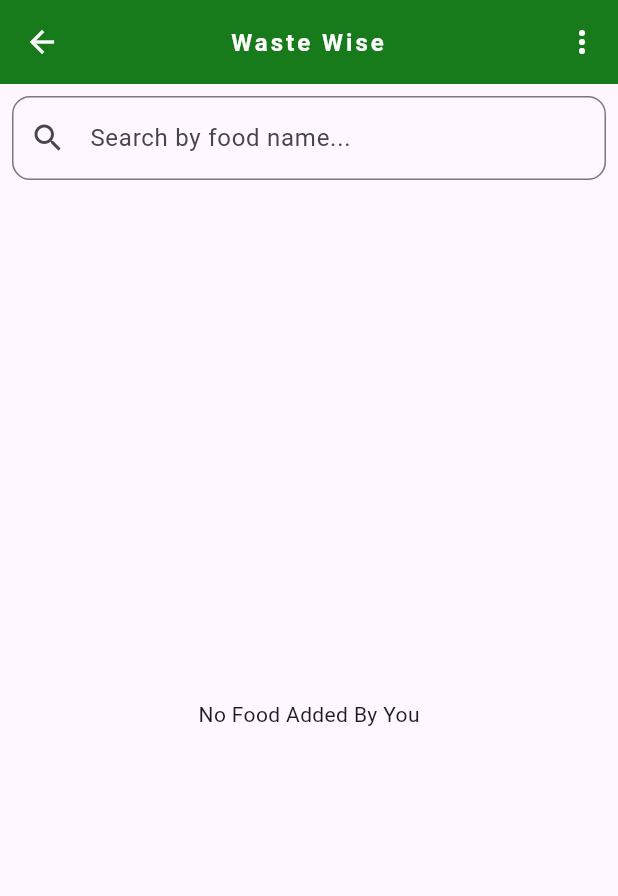
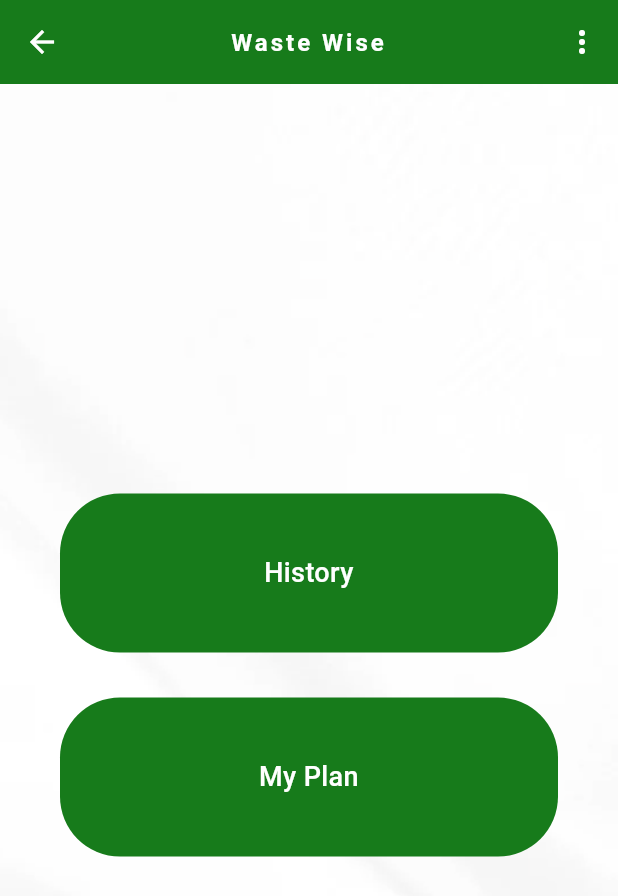
Before and after one commit to apps101010/waste_wise, a Flutter app: the ModeratorHomeScreen screen opened directly with empty values, after a tap on "track food waste progress", on a phone screen of 412 x 824 dp. Shown: the top 896 px of the screen. Run offline on Flutter 3.47's test engine with Material 3 defaults, Android fonts, the phone set to English and light mode, and no system bars; our stand-ins replace cloud_firestore, firebase_auth, firebase_core, firebase_storage, flutter_spinkit, geocoding and 7 more; missing offline and left inert: dart:ffi; accounts and stored records are empty.

Commit message:
Buttons removed

```diff
--- a/lib/activities/moderator_home_screen.dart
+++ b/lib/activities/moderator_home_screen.dart
@@ -8,6 +8,7 @@ import 'package:waste_wise/activities/food_activity.dart';
 import 'package:waste_wise/activities/nearest_food_bin.dart';
 import 'package:waste_wise/activities/nearest_food_bin_on_map.dart';
 import 'package:waste_wise/activities/show_educational_content.dart';
+import 'package:waste_wise/activities/track_food_waste.dart';
 import 'package:waste_wise/util/custom_app_bar.dart';
 import 'package:waste_wise/util/custom_colors.dart';
 
@@ -76,15 +77,15 @@ class _ModeratorHomeScreenState extends State<ModeratorHomeScreen> {
                     ),
                   ),
                   SizedBox(height: 30),
+                  CustomButton(text: 'search for nearest smart food bin', status: 2),
+                  SizedBox(height: 30),
                   CustomButton(text: 'track food waste progress',status: 1),
                   SizedBox(height: 30),
-                  CustomButton(text: 'search for nearest smart food bin', status: 2),
-                  SizedBox(height: 30),
                   CustomButton(text: 'Educational Resources', status: 3),
-                  SizedBox(height: 30),
-                  CustomButton(text: 'Check Food Bin On Map', status: 4),
-                  SizedBox(height: 30),
-                  CustomButton(text: 'My Plan', status: 5),
+                  // SizedBox(height: 30),
+                  // CustomButton(text: 'Check Food Bin On Map', status: 4),
+                  // SizedBox(height: 30),
+                  // CustomButton(text: 'My Plan', status: 5),
                   SizedBox(height: 10),
                 ],
               ),
@@ -201,7 +202,7 @@ class CustomButton extends StatelessWidget {
     return InkWell(
       onTap: (){
         if(status == 1){
-          Get.to(() => FoodActivity());
+          Get.to(() => TrackFoodWaste());
         }else if(status == 2){
           Get.to(() => NearestFoodBin());
         }else if(status == 3){
--- /dev/null
+++ b/lib/activities/track_food_waste.dart
@@ -0,0 +1,85 @@
+import 'package:flutter/material.dart';
+import 'package:get/get.dart';
+import 'package:waste_wise/util/custom_app_bar.dart';
+import 'package:waste_wise/util/custom_colors.dart';
+
+import 'all_goals.dart';
+import 'food_activity.dart';
+
+class TrackFoodWaste extends StatelessWidget {
+  const TrackFoodWaste({super.key});
+
+  @override
+  Widget build(BuildContext context) {
+    return Scaffold(
+      appBar: const CustomAppBar(title: 'Waste Wise',),
+      body: Stack(
+        children: [
+          // Background Image
+          Positioned.fill(
+            child: Image.asset(
+              'assets/images/bg.png',
+              fit: BoxFit.cover,
+            ),
+          ),
+          // Main Content
+          const SafeArea(
+            child: Column(
+              mainAxisAlignment: MainAxisAlignment.center,
+              children: [
+                SizedBox(height: 30),
+                CustomButton(text: 'History', status: 1),
+                SizedBox(height: 30),
+                CustomButton(text: 'My Plan', status: 2),
+                SizedBox(height: 10),
+              ],
+            ),
+          ),
+        ],
+      ),
+    );
+  }
+}
+
+class CustomButton extends StatelessWidget {
+  final String text;
+  final int status;
+
+  const CustomButton({required this.text,required this.status});
+
+  @override
+  Widget build(BuildContext context) {
+    return InkWell(
+      onTap: (){
+        if(status == 1){
+          Get.to(() => FoodActivity());
+        }else if(status == 2){
+          Get.to(() => AllGoals());
+        }
+
+      },
+      child: Container(
+        padding: const EdgeInsets.all(40.0),
+        margin: const EdgeInsets.only(left: 40.0,right: 40.0),
+        width: double.infinity,
+        decoration: BoxDecoration(
+          color: CustomColors.mainButtonColor,
+          borderRadius: BorderRadius.circular(40),
+        ),
+        child: Center(
+          child: Text(
+            text,
+            textAlign: TextAlign.center,
+            style: const TextStyle(
+              color: Colors.white,
+              fontSize: 18,
+              fontWeight: FontWeight.w500,
+            ),
+          ),
+        ),
+      ),
+    );
+  }
+
+
+}
```
